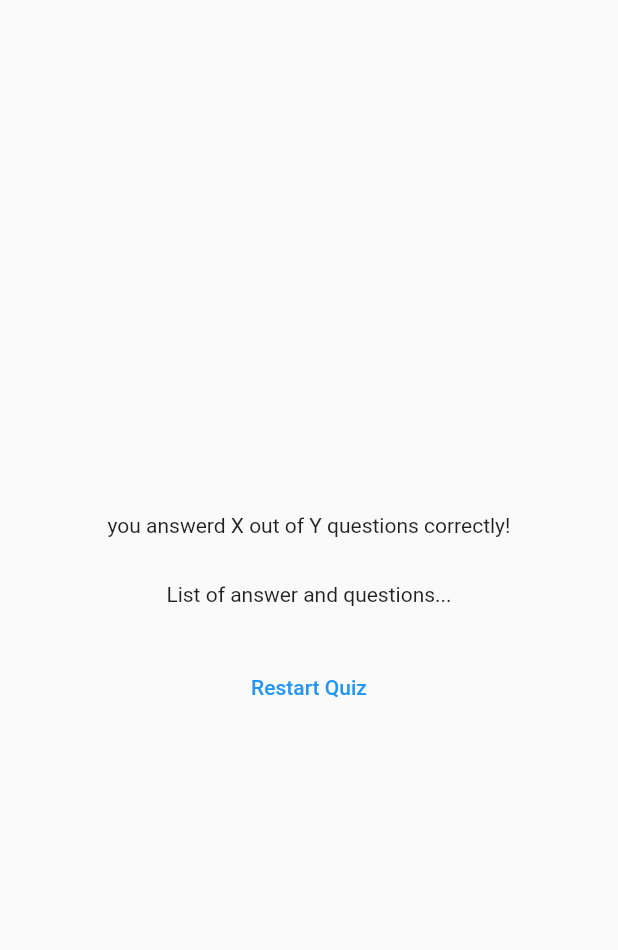
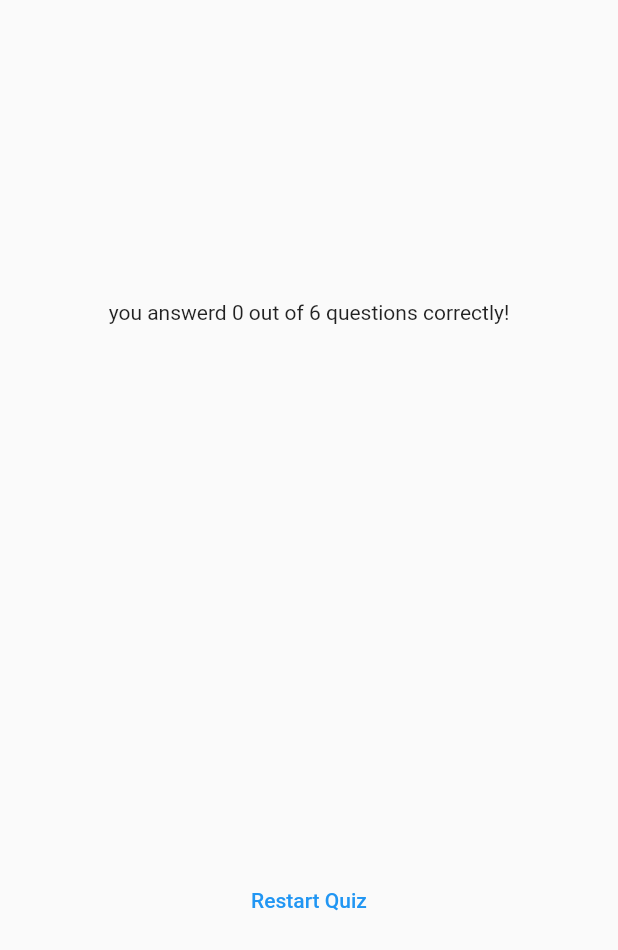
Before and after one commit to Sujithskk/QUIZ-FLUTTER, a Flutter app: the ResultsScreen widget shown alone on an empty page, opened directly with empty values, on a phone screen of 412 x 824 dp. Shown: the top 950 px of the screen. Run offline on Flutter 3.47's test engine with Material 2 defaults, Android fonts, the phone set to English and light mode, and no system bars; our stand-ins replace google_fonts.

```diff
--- a/lib/data/questions.dart
+++ b/lib/data/questions.dart
@@ -19,22 +19,40 @@ const questions = [
       'Charles Babbage',
     ],
   ),
-  QuizQuestions('What is the capital of France?', [
+  QuizQuestions(
+    'What is the capital of France?',
+    [
       'Paris',
       ' Jupiter',
       ' Lisa',
       'Japan',
-  ]),
-  QuizQuestions(' What is the chemical symbol for water?', [
+    ],
+  ),
+  QuizQuestions(
+    ' What is the chemical symbol for water?',
+    [
       'H2O',
       ' Jupiter',
       ' Lisa',
       'Japan',
-  ]),
-  QuizQuestions('What is the largest planet in our solar system?', [
+    ],
+  ),
+  QuizQuestions(
+    'What is the largest planet in our solar system?',
+    [
       ' Jupiter',
       'Components',
       'Blocks',
       'Functions',
-  ]),
+    ],
+  ),
+  QuizQuestions(
+    'What is the chemical symbol for gold?',
+    [
+      'The chemical symbol for gold is Au',
+      'The chemical symbol for water is H2O.',
+      'The largest planet in our solar system is Jupiter',
+      'The Mona Lisa was painted by Leonardo da Vinci.',
+    ],
+  ),
 ];
--- /dev/null
+++ b/lib/questions_summary.dart
@@ -0,0 +1,39 @@
+import 'package:flutter/material.dart';
+
+class QuestionsSummary extends StatelessWidget {
+  const QuestionsSummary(this.summaryData, {super.key});
+
+  final List<Map<String, Object>> summaryData;
+
+  @override
+  Widget build(BuildContext context) {
+    return SizedBox(
+      height: 300,
+      child: SingleChildScrollView(
+        child: Column(
+          children: summaryData.map(
+            (data) {
+              return Row(
+                children: [
+                  Text(((data['question_index'] as int) + 1).toString()),
+                  Expanded(
+                    child: Column(
+                      children: [
+                        Text(data['question'] as String),
+                        const SizedBox(
+                          height: 5,
+                        ),
+                        Text(data['user_answer'] as String),
+                        Text(data['correct_answer'] as String),
+                      ],
+                    ),
+                  ),
+                ],
+              );
+            },
+          ).toList(),
+        ),
+      ),
+    );
+  }
+}
--- a/lib/quiz.dart
+++ b/lib/quiz.dart
@@ -30,7 +30,7 @@ class _QuizState extends State<Quiz> {
 
     if (selectedAnswers.length == questions.length) {
       setState(() {
-        selectedAnswers = [];
+        // selectedAnswers = [];
         activeScreen = 'results-screen';
       });
     }
@@ -47,7 +47,9 @@ class _QuizState extends State<Quiz> {
     }
 
     if (activeScreen == 'results-screen') {
-      screenWidget = const ResultsScreen();
+      screenWidget = ResultsScreen(
+        chosenAnswers: selectedAnswers,
+      );
     }
 
     return MaterialApp(
--- a/lib/results_screen.dart
+++ b/lib/results_screen.dart
@@ -1,5 +1,7 @@
+import 'package:flutter/foundation.dart';
 import 'package:flutter/material.dart';
 import 'package:quiz_app/data/questions.dart';
+import 'package:quiz_app/questions_summary.dart';
 
 class ResultsScreen extends StatelessWidget {
   const ResultsScreen({super.key, required this.chosenAnswers});
@@ -10,7 +12,14 @@ class ResultsScreen extends StatelessWidget {
     final List<Map<String, Object>> summary = [];
 
     for (var i = 0; i < chosenAnswers.length; i++) {
-      summary.add({'question_index': i, 'question': questions});
+      summary.add(
+        {
+          'question_index': i,
+          'question': questions[i].text,
+          'correct_answer': questions[i].answers[0],
+          'user_answer': chosenAnswers[i]
+        },
+      );
     }
 
     return summary;
@@ -18,6 +27,12 @@ class ResultsScreen extends StatelessWidget {
 
   @override
   Widget build(BuildContext context) {
+    final summaryData = getSummaryData();
+    final numTotalQuestions = questions.length;
+    final numCorrectQuestions = summaryData.where((data) {
+      return data['user_answer'] == data['correct_answer'];
+    }).length;
+
     return SizedBox(
       width: double.infinity,
       child: Container(
@@ -25,11 +40,12 @@ class ResultsScreen extends StatelessWidget {
         child: Column(
           mainAxisAlignment: MainAxisAlignment.center,
           children: [
-            const Text('you answerd X out of Y questions correctly!'),
+            Text(
+                'you answerd $numCorrectQuestions out of $numTotalQuestions questions correctly!'),
             const SizedBox(
               height: 30,
             ),
-            const Text('List of answer and questions...'),
+            QuestionsSummary(summaryData),
             const SizedBox(
               height: 30,
             ),
```
Lines whose indentation alone changed are shown as unchanged.
